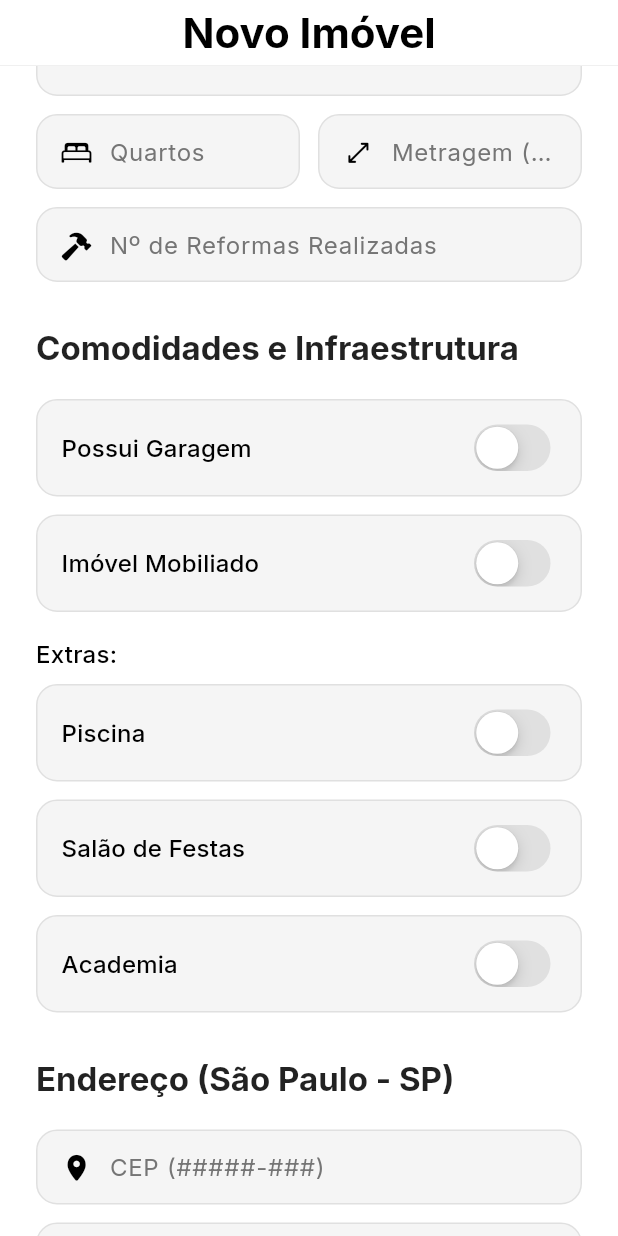
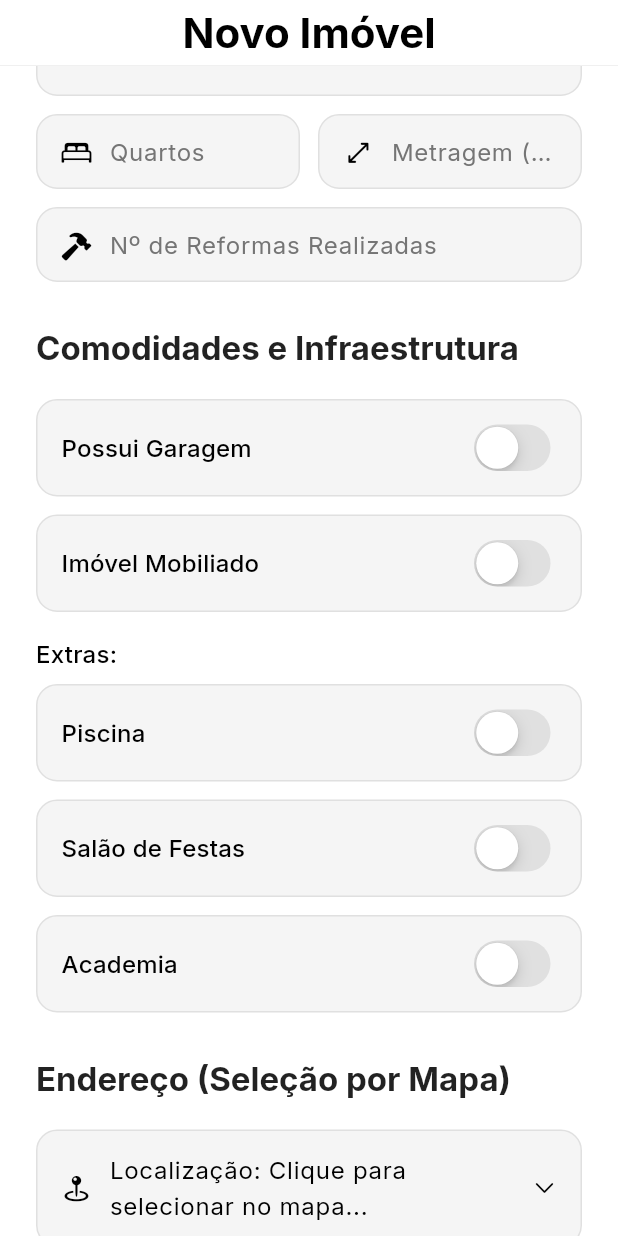
Before and after one commit to TheHugoHypothesis/frontendCorretoraAura, a Flutter app: the screen it shows after launch, scrolled down 576 dp, on a phone screen of 412 x 824 dp. Run offline on Flutter 3.47's test engine with Material 3 defaults, Android fonts, the phone set to English and light mode, and no system bars; our stand-ins replace fl_chart, flutter_map, geocoding, google_fonts, image_picker, latlong2 and 3 more; missing offline and left inert: window_manager.

Commit message:
feat: add location

```diff
--- a/lib/screens/propriety_registration_page.dart
+++ b/lib/screens/propriety_registration_page.dart
@@ -1,3 +1,4 @@
+import 'package:aura_frontend/screens/MapLocationPicker.dart';
 import 'package:flutter/cupertino.dart';
 import 'package:flutter/material.dart';
 import 'package:flutter/services.dart';
@@ -5,6 +6,8 @@ import 'package:mask_text_input_formatter/mask_text_input_formatter.dart';
 
 import 'dart:io'; // Para o tipo File
 import 'package:image_picker/image_picker.dart';
+import 'package:latlong2/latlong.dart';
+import 'package:geocoding/geocoding.dart';
 
 // --- Widget Auxiliar Reutilizável (Importado de outros arquivos) ---
 // Note: Você deve garantir que este widget esteja acessível por import ou
@@ -190,6 +193,36 @@ class _PropertyRegistrationPageState extends State<PropertyRegistrationPage> {
           const SnackBar(content: Text('Nova imagem adicionada!')),
         );
       }
+    }
+  }
+
+  void _openMapPicker() async {
+    // Coordenada inicial (Ex: Centro de SP)
+    LatLng initialLocation = const LatLng(-23.5505, -46.6333);
+
+    // Se já tivermos a cidade/bairro, podemos tentar uma geocodificação inicial aqui
+
+    final SelectedLocation? result = await Navigator.of(context).push(
+      CupertinoPageRoute(
+        builder: (context) => MapLocationPicker(initialCenter: initialLocation),
+      ),
+    );
+
+    if (result != null) {
+      // Preenche os TextControllers com o resultado da geocodificação
+      setState(() {
+        _cepController.text = result.cep;
+        _logradouroController.text = result.logradouro;
+        // Nota: 'Cidade' e 'Bairro' viriam aqui, mas como você só tinha logradouro/CEP/número,
+        // você precisaria de mais controladores (ex: _cidadeController, _bairroController)
+        // Se não, armazene em variáveis e preencha os hints/valores de exibição.
+
+        // Armazenamos a coordenada para uso futuro (ex: visualização estática)
+        // _selectedCoordinates = result.coordinates;
+
+        // O 'Número' e 'Complemento' ainda teriam que ser digitados, pois o geocoding
+        // só retorna o logradouro.
+      });
     }
   }
 
@@ -468,27 +501,18 @@ class _PropertyRegistrationPageState extends State<PropertyRegistrationPage> {
                   const SizedBox(height: 30),
 
                   // --- SEÇÃO 4: ENDEREÇO (São Paulo) ---
-                  _buildSectionHeader(theme, "Endereço (São Paulo - SP)"),
+                  _buildSectionHeader(theme, "Endereço (Seleção por Mapa)"),
                   const SizedBox(height: 16),
 
-                  _buildTextField(
-                    controller: _cepController,
-                    hintText: "CEP (#####-###)",
-                    icon: CupertinoIcons.location_solid,
-                    keyboardType: TextInputType.number,
-                    inputFormatters: [cepMaskFormatter],
+                  _buildPickerSelector(
                     theme: theme,
-                    fieldColor: fieldColor,
-                    primaryColor: primaryColor,
-                  ),
-                  const SizedBox(height: 12),
-                  _buildTextField(
-                    controller: _logradouroController,
-                    hintText: "Logradouro (Rua/Avenida)",
-                    icon: CupertinoIcons.map_fill,
-                    theme: theme,
-                    fieldColor: fieldColor,
-                    primaryColor: primaryColor,
+                    title: "Localização",
+                    // Mostra o logradouro preenchido ou um placeholder
+                    value: _logradouroController.text.isNotEmpty
+                        ? _logradouroController.text
+                        : "Clique para selecionar no mapa...",
+                    icon: CupertinoIcons.map_pin_ellipse,
+                    onTap: _openMapPicker, // Chama o seletor de mapa
                   ),
                   const SizedBox(height: 12),
                   Row(
--- a/pubspec.yaml
+++ b/pubspec.yaml
@@ -38,12 +38,15 @@ dependencies:
   google_fonts: ^6.2.1
   window_manager: ^0.5.1
   fl_chart: ^1.1.1
-  intl: ^0.19.0
+  intl: ^0.20.2
   pdf: ^3.11.0
   path_provider: ^2.1.2
   open_filex: ^4.4.0
   mask_text_input_formatter: ^2.5.0
   image_picker: ^1.0.4
+  flutter_map: ^8.2.2
+  latlong2: ^0.9.0
+  geocoding: ^4.0.0
 
 
 dev_dependencies:
```
Also changed, not shown: lib/screens/MapLocationPicker.dart (added, +274 -0 lines).
